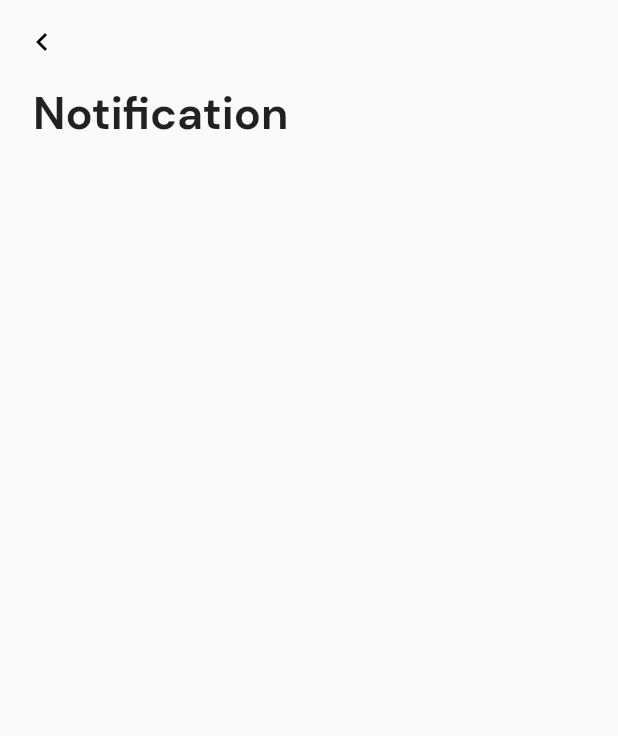
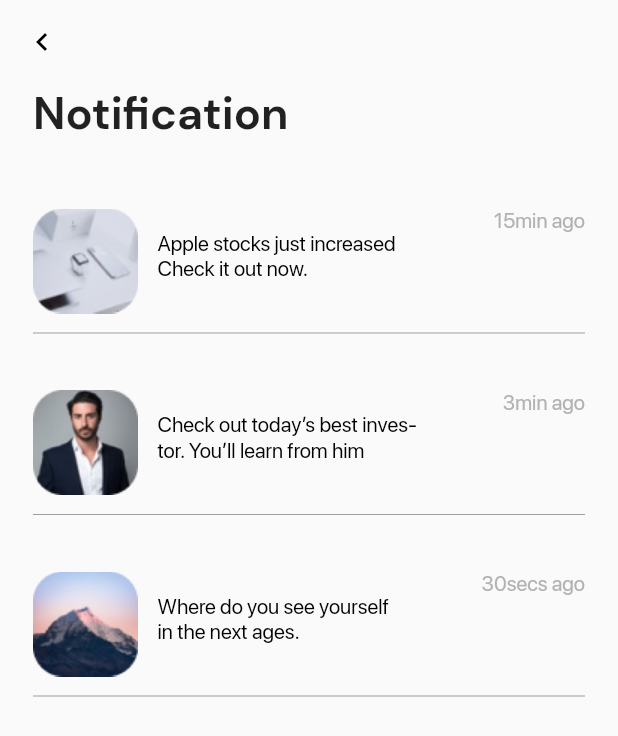
Before and after one commit to imdadAdelabou/InvestApp, a Flutter app: the NotificationView screen opened by its route, on a phone screen of 412 x 824 dp. Shown: the top 736 px of the screen. Run offline on Flutter 3.47's test engine with Material 2 defaults, Android fonts, the phone set to English and light mode, and no system bars; our stand-ins replace flutter_svg, font_awesome_flutter.

Commit message:
finish notification page

```diff
--- /dev/null
+++ b/mobileApp/invest_app/lib/models/notif_model.dart
@@ -0,0 +1,11 @@
+class NotifModel {
+  final String urlImage;
+  final String content;
+  final String dateNotif;
+
+  NotifModel({
+    required this.urlImage,
+    required this.content,
+    required this.dateNotif,
+  });
+}
--- a/mobileApp/invest_app/lib/utils/constants.dart
+++ b/mobileApp/invest_app/lib/utils/constants.dart
@@ -1,5 +1,6 @@
 import "package:flutter/material.dart";
 import 'package:invest_app/models/history_model.dart';
+import 'package:invest_app/models/notif_model.dart';
 import 'package:invest_app/models/plan_model.dart';
 import 'package:invest_app/models/user_data.dart';
 import 'package:invest_app/views/home/main.dart';
@@ -107,3 +108,18 @@ List<UserData> userDatas = [
   UserData(icon: "Phone Number", content: "+229 67558797"),
   UserData(icon: "Address", content: "Cotonou Midombo"),
 ];
+
+List<NotifModel> notifs = [
+  NotifModel(
+      urlImage: "assets/imgs/firstImg.png",
+      content: "Apple stocks just increased \nCheck it out now.",
+      dateNotif: "15min ago"),
+  NotifModel(
+      urlImage: "assets/imgs/secondImgs.png",
+      content: "Check out today’s best inves-\ntor. You’ll learn from him",
+      dateNotif: "3min ago"),
+  NotifModel(
+      urlImage: "assets/imgs/threeimgs.png",
+      content: "Where do you see yourself\nin the next ages.",
+      dateNotif: "30secs ago"),
+];
--- /dev/null
+++ b/mobileApp/invest_app/lib/views/notification/notif_component.dart
@@ -0,0 +1,56 @@
+import "package:flutter/material.dart";
+import 'package:invest_app/utils/constants.dart';
+
+class NotifComponent extends StatelessWidget {
+  final String image;
+  final String content;
+  final String hours;
+  const NotifComponent({
+    Key? key,
+    required this.image,
+    required this.content,
+    required this.hours,
+  }) : super(key: key);
+
+  @override
+  Widget build(BuildContext context) {
+    return Column(
+      children: [
+        Row(
+          crossAxisAlignment: CrossAxisAlignment.start,
+          children: [
+            Container(
+              width: 70,
+              height: 70,
+              decoration: BoxDecoration(
+                image: DecorationImage(
+                  image: AssetImage(image),
+                ),
+              ),
+            ),
+            const SizedBox(width: 13.0),
+            Padding(
+              padding: const EdgeInsets.only(top: 15.0),
+              child: Text(
+                content,
+                style: const TextStyle(
+                  fontFamily: "SFPRODISPLAY",
+                  fontWeight: FontWeight.w400,
+                  fontSize: 14.0,
+                  color: Colors.black,
+                ),
+              ),
+            ),
+            const Spacer(),
+            Text(hours, style: descriptionStyle),
+          ],
+        ),
+        const SizedBox(height: 5.0),
+        const Divider(
+          color: Colors.grey,
+        ),
+        const SizedBox(height: 30.0),
+      ],
+    );
+  }
+}
--- a/mobileApp/invest_app/lib/views/notification/notification.dart
+++ b/mobileApp/invest_app/lib/views/notification/notification.dart
@@ -1,5 +1,6 @@
 import "package:flutter/material.dart";
 import 'package:invest_app/utils/constants.dart';
+import 'package:invest_app/views/notification/notif_component.dart';
 
 class NotificationView extends StatelessWidget {
   static const String name = "/notification";
@@ -12,18 +13,31 @@ class NotificationView extends StatelessWidget {
         appBar: AppBar(
           elevation: 0,
           backgroundColor: Colors.transparent,
-          leading: const Icon(
-            Icons.chevron_left,
-            color: Colors.black,
+          leading: InkWell(
+            onTap: () => Navigator.of(context).pop(),
+            child: const Icon(
+              Icons.chevron_left,
+              color: Colors.black,
+            ),
           ),
         ),
         body: SingleChildScrollView(
           padding: const EdgeInsets.symmetric(horizontal: 22.0),
           child: Column(
+            crossAxisAlignment: CrossAxisAlignment.start,
             children: [
               Text(
                 "Notification",
                 style: headTitleStyle(30.0),
+              ),
+              const SizedBox(height: 44.0),
+              ...List.generate(
+                notifs.length,
+                (index) => NotifComponent(
+                  image: notifs[index].urlImage,
+                  content: notifs[index].content,
+                  hours: notifs[index].dateNotif,
+                ),
               ),
             ],
           ),
```
Also changed, not shown: mobileApp/invest_app/assets/imgs/firstImg.png (added), mobileApp/invest_app/assets/imgs/secondImgs.png (added), mobileApp/invest_app/assets/imgs/threeimgs.png (added).
